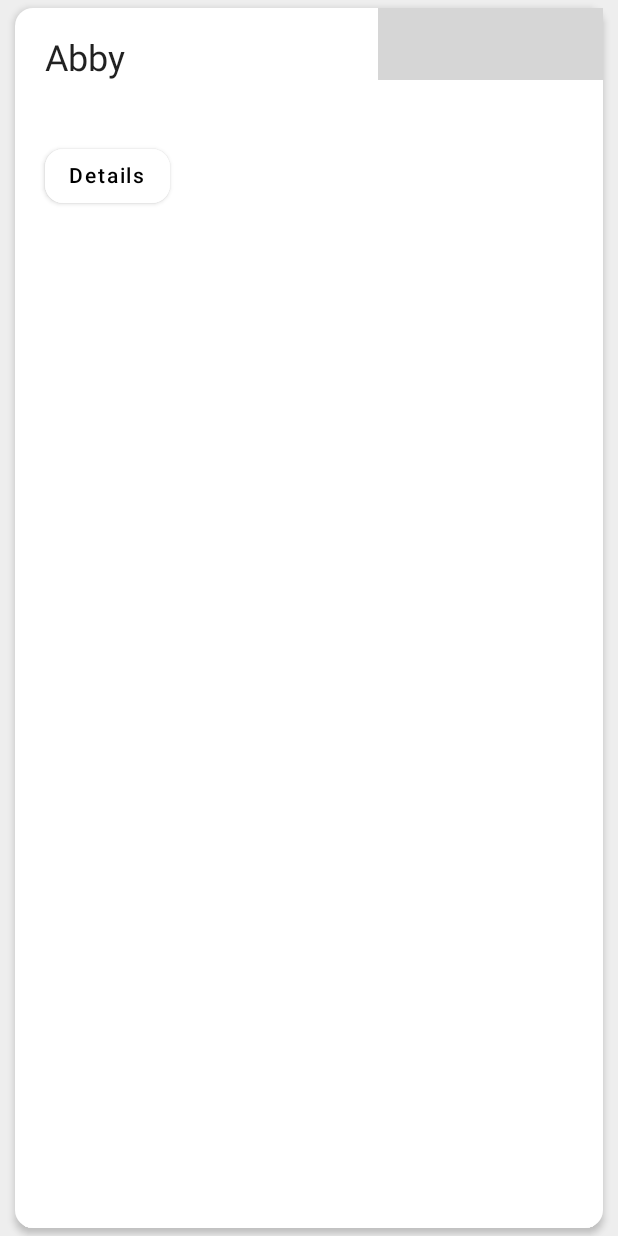
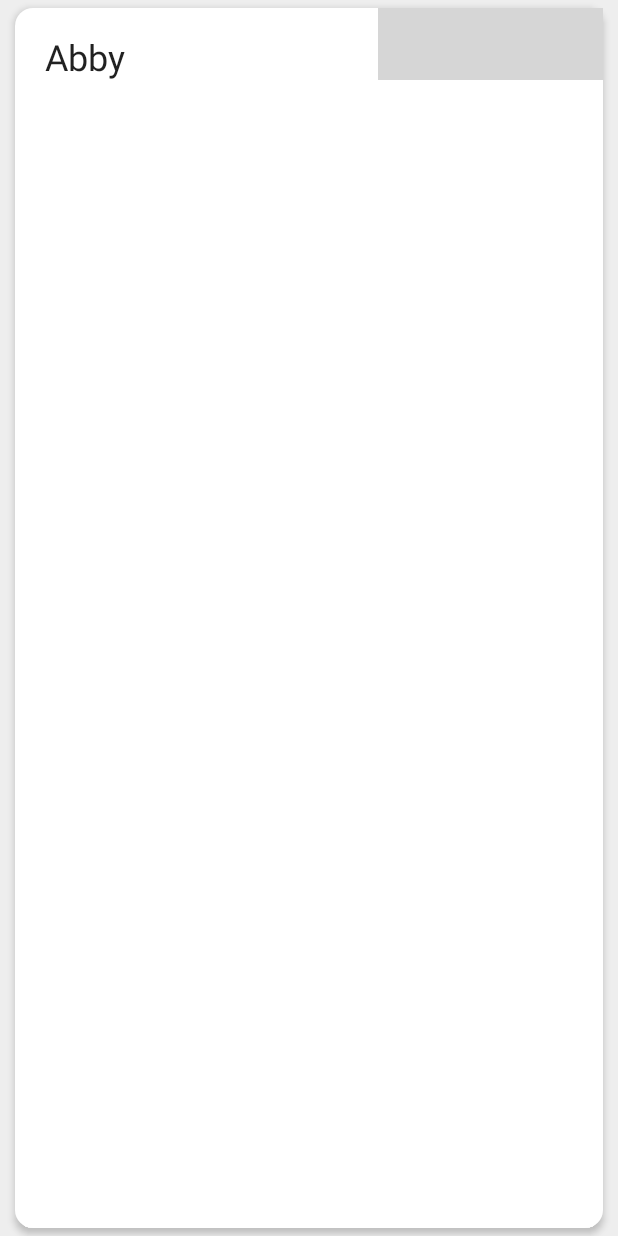
Before and after one commit to peterfortuin/AndroidDevChallenge-Week1, an Android app built with Jetpack Compose: the composable PuppyCard called with sample values from the repository, on a phone screen of 412 x 824 dp. Run offline under Robolectric (Android 15) with nearby library versions, the phone set to English and light mode, and no system bars; libraries missing offline, so code that uses them is left out: dev.chrisbanes.accompanist; 3 statements that could not run were skipped; grey boxes are pictures that could not be loaded.

```diff
--- a/app/src/main/java/com/example/androiddevchallenge/ui/PuppyAdoptionListScreen.kt
+++ b/app/src/main/java/com/example/androiddevchallenge/ui/PuppyAdoptionListScreen.kt
@@ -16,6 +16,7 @@
 package com.example.androiddevchallenge.ui
 
 import androidx.compose.foundation.BorderStroke
+import androidx.compose.foundation.clickable
 import androidx.compose.foundation.layout.Column
 import androidx.compose.foundation.layout.Row
 import androidx.compose.foundation.layout.fillMaxHeight
@@ -89,7 +90,10 @@ fun PuppyCard(puppy: Puppy, isFirst: Boolean, isLast: Boolean, openPuppy: (Strin
                 end = 10.dp,
                 top = if (isFirst) 10.dp else 5.dp,
                 bottom = if (isLast) 10.dp else 5.dp
-            ),
+            )
+            .clickable {
+                openPuppy(puppy.name)
+            },
         elevation = 3.dp
     ) {
         Row(modifier = Modifier.fillMaxWidth()) {
@@ -104,17 +108,6 @@ fun PuppyCard(puppy: Puppy, isFirst: Boolean, isLast: Boolean, openPuppy: (Strin
                         .padding(start = 20.dp, top = 20.dp),
                     style = MaterialTheme.typography.h5
                 )
-
-                Button(
-                    onClick = {
-                        openPuppy(puppy.name)
-                    },
-                    Modifier
-                        .padding(start = 20.dp, top = 40.dp),
-                    colors = ButtonDefaults.buttonColors(backgroundColor = Color.White), border = BorderStroke(0.dp, Color.White)
-                ) {
-                    Text(text = "Details")
-                }
             }
 
             val animationSpec = remember { LottieAnimationSpec.RawRes(R.raw.french_bulldog) }
```
